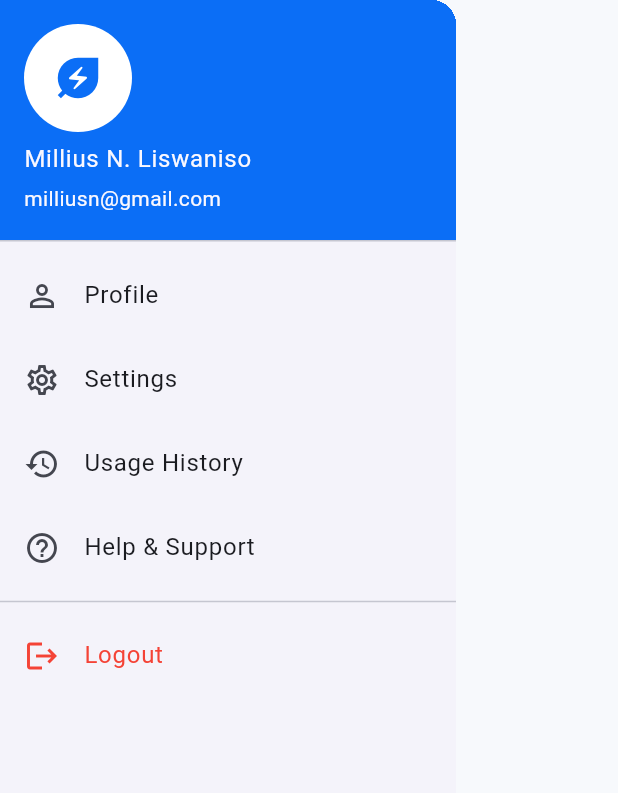
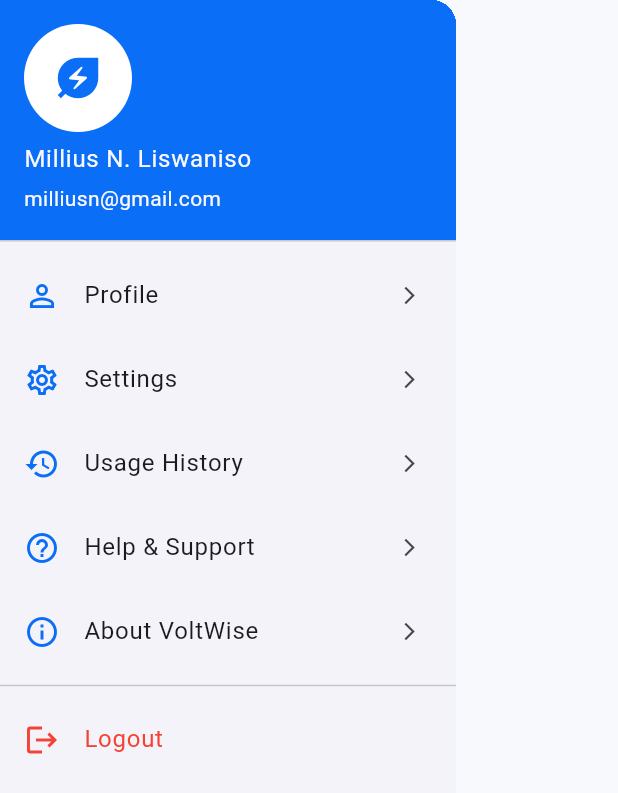
Before and after one commit to MILLIUS1/voltwise, a Flutter app: the VoltWiseDrawer widget shown alone on an empty page, opened directly, on a phone screen of 412 x 824 dp. Shown: the top 793 px of the screen. Run offline on Flutter 3.47's test engine with Material 3 defaults, Android fonts, the phone set to English and light mode, and no system bars; our stand-ins replace flutter_dotenv; network calls fail.

Commit message:
Reconnect drawer menu pages

```diff
--- a/lib/widgets/voltwise_drawer.dart
+++ b/lib/widgets/voltwise_drawer.dart
@@ -1,4 +1,5 @@
 import 'package:flutter/material.dart';
+import '../main.dart';
 
 class VoltWiseDrawer extends StatelessWidget {
   const VoltWiseDrawer({super.key});
@@ -10,7 +11,9 @@ class VoltWiseDrawer extends StatelessWidget {
         padding: EdgeInsets.zero,
         children: [
           const UserAccountsDrawerHeader(
-            decoration: BoxDecoration(color: Color(0xff0B6EF6)),
+            decoration: BoxDecoration(
+              color: Color(0xff0B6EF6),
+            ),
             accountName: Text('Millius N. Liswaniso'),
             accountEmail: Text('milliusn@gmail.com'),
             currentAccountPicture: CircleAvatar(
@@ -22,34 +25,48 @@ class VoltWiseDrawer extends StatelessWidget {
               ),
             ),
           ),
-          ListTile(
-            leading: const Icon(Icons.person_outline),
-            title: const Text('Profile'),
-            onTap: () => Navigator.pop(context),
+          _drawerItem(
+            context,
+            Icons.person_outline,
+            'Profile',
+            const ProfilePage(),
           ),
-          ListTile(
-            leading: const Icon(Icons.settings_outlined),
-            title: const Text('Settings'),
-            onTap: () => Navigator.pop(context),
+          _drawerItem(
+            context,
+            Icons.settings_outlined,
+            'Settings',
+            const SettingsPage(),
           ),
-          ListTile(
-            leading: const Icon(Icons.history),
-            title: const Text('Usage History'),
-            onTap: () => Navigator.pop(context),
+          _drawerItem(
+            context,
+            Icons.history,
+            'Usage History',
+            const UsageHistoryPage(),
           ),
-          ListTile(
-            leading: const Icon(Icons.help_outline),
-            title: const Text('Help & Support'),
-            onTap: () => Navigator.pop(context),
+          _drawerItem(
+            context,
+            Icons.help_outline,
+            'Help & Support',
+            const HelpSupportPage(),
+          ),
+          _drawerItem(
+            context,
+            Icons.info_outline,
+            'About VoltWise',
+            const AboutVoltWisePage(),
           ),
           const Divider(),
           ListTile(
-            leading: const Icon(Icons.logout, color: Colors.red),
+            leading: const Icon(
+              Icons.logout,
+              color: Colors.red,
+            ),
             title: const Text(
               'Logout',
               style: TextStyle(color: Colors.red),
             ),
             onTap: () {
+              Navigator.pop(context);
               Navigator.pushReplacementNamed(context, '/');
             },
           ),
@@ -57,4 +74,30 @@ class VoltWiseDrawer extends StatelessWidget {
       ),
     );
   }
+
+  static Widget _drawerItem(
+    BuildContext context,
+    IconData icon,
+    String title,
+    Widget page,
+  ) {
+    return ListTile(
+      leading: Icon(
+        icon,
+        color: const Color(0xff0B6EF6),
+      ),
+      title: Text(title),
+      trailing: const Icon(
+        Icons.arrow_forward_ios,
+        size: 14,
+      ),
+      onTap: () {
+        Navigator.pop(context);
+        Navigator.push(
+          context,
+          MaterialPageRoute(builder: (_) => page),
+        );
+      },
+    );
+  }
 }
```
Also changed, not shown: analysis_options.yaml (line endings or trailing spaces), lib/main.dart (line endings or trailing spaces), pubspec.yaml (line endings or trailing spaces), 82 other files.
